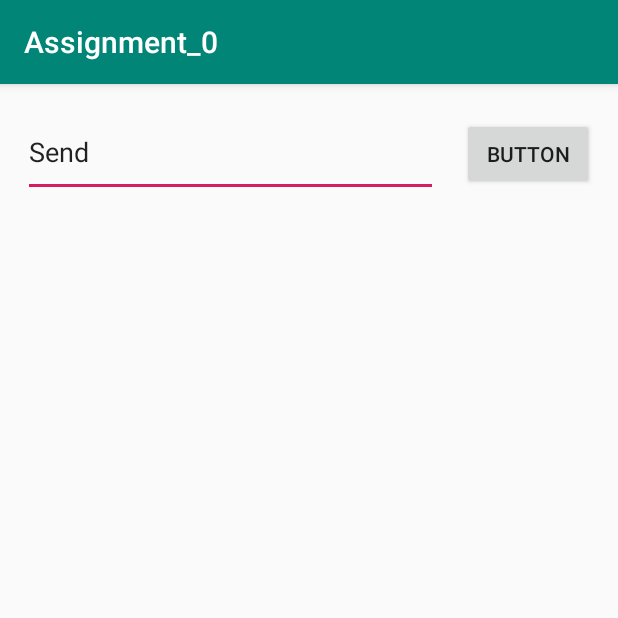
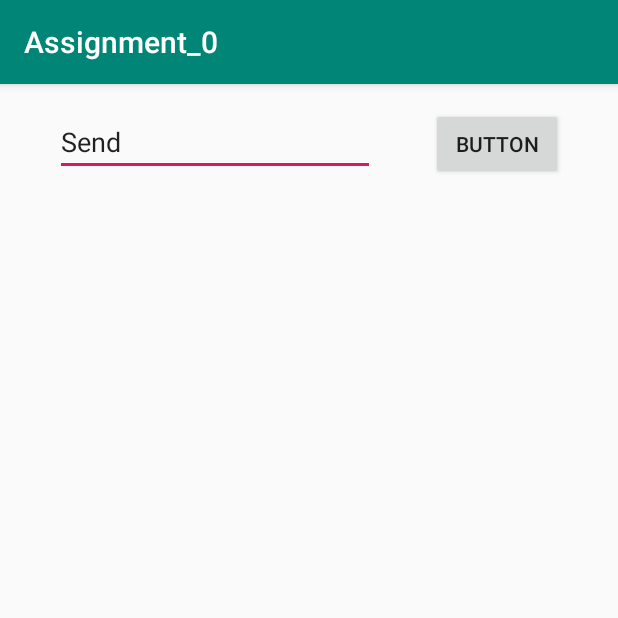
Before and after one commit to LZhizhou/Assignment_0, an Android app: the screen it shows after launch (MainActivity), on a phone screen of 412 x 824 dp, the top half of it. Run offline under Robolectric (Android 15) with nearby library versions, the phone set to English and light mode, and no system bars.

Commit message:
text location fixed

```diff
--- a/app/src/main/res/layout/activity_main.xml
+++ b/app/src/main/res/layout/activity_main.xml
@@ -8,9 +8,9 @@
 
     <EditText
         android:id="@+id/editText"
-        android:layout_width="0dp"
-        android:layout_height="59dp"
-        android:layout_marginStart="15dp"
+        android:layout_width="wrap_content"
+        android:layout_height="wrap_content"
+        android:layout_marginStart="16dp"
         android:layout_marginTop="16dp"
         android:ems="10"
         android:hint="@string/edit_message"
```
